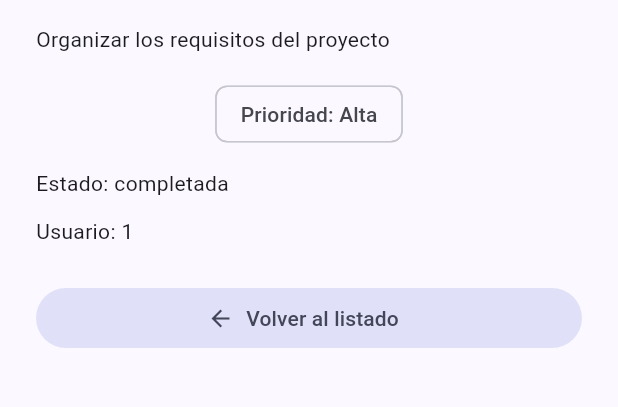
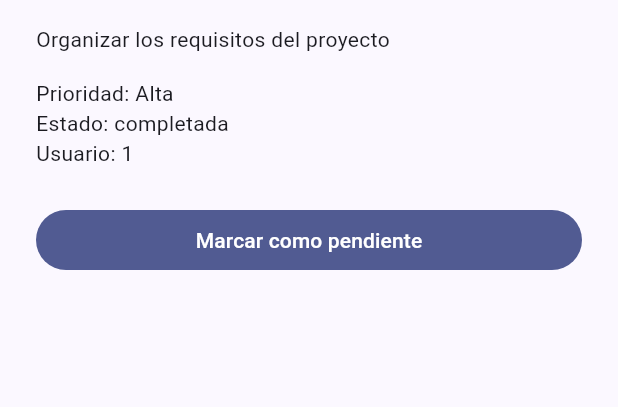
Before and after one commit to yimmileo/TaskFlow, a Flutter app: the screen it shows after launch, after a tap on "Definir las funciones de TaskFlow", on a phone screen of 412 x 824 dp, the part 168-575 px from its top. Run offline on Flutter 3.47's test engine with Material 3 defaults, Android fonts, the phone set to English and light mode, and no system bars; our stand-ins replace go_router.

Commit message:
Sesión 6 de la semana 3
Co-authored-by: Copilot <223556219+Copilot@users.noreply.github.com>

```diff
--- /dev/null
+++ b/lib/app/taskflow_app.dart
@@ -0,0 +1,34 @@
+import 'package:flutter/material.dart';
+import 'package:go_router/go_router.dart';
+
+import '../core/app_theme.dart';
+import '../features/tasks/presentation/task_detail_screen.dart';
+import '../features/tasks/presentation/task_list_screen.dart';
+
+final GoRouter appRouter = GoRouter(
+  routes: [
+    GoRoute(path: '/', builder: (context, state) => const TaskListScreen()),
+    GoRoute(
+      path: '/task/:id',
+      builder: (context, state) {
+        final id = int.tryParse(state.pathParameters['id'] ?? '');
+        return TaskDetailScreen(taskId: id);
+      },
+    ),
+  ],
+  errorBuilder: (context, state) => const TaskDetailScreen(taskId: null),
+);
+
+class TaskFlowApp extends StatelessWidget {
+  const TaskFlowApp({super.key});
+
+  @override
+  Widget build(BuildContext context) {
+    return MaterialApp.router(
+      debugShowCheckedModeBanner: false,
+      title: 'TaskFlow',
+      theme: appTheme,
+      routerConfig: appRouter,
+    );
+  }
+}
--- /dev/null
+++ b/lib/core/app_theme.dart
@@ -0,0 +1,6 @@
+import 'package:flutter/material.dart';
+
+final ThemeData appTheme = ThemeData(
+  colorScheme: ColorScheme.fromSeed(seedColor: Colors.indigo),
+  useMaterial3: true,
+);
--- /dev/null
+++ b/lib/features/tasks/data/task_repository.dart
@@ -0,0 +1,7 @@
+import '../domain/task.dart';
+
+abstract class TaskRepository {
+  List<Task> getTasks();
+
+  void save(Task task);
+}
--- /dev/null
+++ b/lib/features/tasks/presentation/task_detail_screen.dart
@@ -0,0 +1,49 @@
+import 'package:flutter/material.dart';
+import 'package:provider/provider.dart';
+
+import 'tasks_view_model.dart';
+
+class TaskDetailScreen extends StatelessWidget {
+  const TaskDetailScreen({super.key, required this.taskId});
+
+  final int? taskId;
+
+  @override
+  Widget build(BuildContext context) {
+    final task = context.watch<TasksViewModel>().findTask(taskId);
+
+    return Scaffold(
+      appBar: AppBar(title: const Text('Detalle de tarea')),
+      body: task == null
+          ? const Center(child: Text('No se encontró esta tarea.'))
+          : ListView(
+              padding: const EdgeInsets.all(24),
+              children: [
+                Text(
+                  task.title,
+                  style: Theme.of(context).textTheme.headlineSmall,
+                ),
+                const SizedBox(height: 16),
+                Text(task.description),
+                const SizedBox(height: 16),
+                Text('Prioridad: ${task.priority}'),
+                Text(
+                  task.isCompleted ? 'Estado: completada' : 'Estado: pendiente',
+                ),
+                Text('Usuario: ${task.userId}'),
+                const SizedBox(height: 24),
+                FilledButton(
+                  onPressed: () {
+                    context.read<TasksViewModel>().toggleCompleted(task.id);
+                  },
+                  child: Text(
+                    task.isCompleted
+                        ? 'Marcar como pendiente'
+                        : 'Marcar como completada',
+                  ),
+                ),
+              ],
+            ),
+    );
+  }
+}
--- /dev/null
+++ b/lib/features/tasks/presentation/task_list_screen.dart
@@ -0,0 +1,39 @@
+import 'package:flutter/material.dart';
+import 'package:go_router/go_router.dart';
+import 'package:provider/provider.dart';
+
+import 'tasks_view_model.dart';
+
+class TaskListScreen extends StatelessWidget {
+  const TaskListScreen({super.key});
+
+  @override
+  Widget build(BuildContext context) {
+    final tasks = context.watch<TasksViewModel>().tasks;
+
+    return Scaffold(
+      appBar: AppBar(title: const Text('Mis tareas')),
+      body: ListView.builder(
+        padding: const EdgeInsets.all(16),
+        itemCount: tasks.length,
+        itemBuilder: (context, index) {
+          final task = tasks[index];
+          return Card(
+            child: ListTile(
+              leading: Icon(
+                task.isCompleted
+                    ? Icons.check_circle
+                    : Icons.radio_button_unchecked,
+                color: task.isCompleted ? Colors.green : null,
+              ),
+              title: Text(task.title),
+              subtitle: Text('${task.priority} · ${task.description}'),
+              trailing: const Icon(Icons.chevron_right),
+              onTap: () => context.push('/task/${task.id}'),
+            ),
+          );
+        },
+      ),
+    );
+  }
+}
--- /dev/null
+++ b/lib/features/tasks/presentation/tasks_view_model.dart
@@ -0,0 +1,32 @@
+import 'package:flutter/foundation.dart';
+
+import '../data/task_repository.dart';
+import '../domain/task.dart';
+
+class TasksViewModel extends ChangeNotifier {
+  TasksViewModel(TaskRepository repository)
+    : _repository = repository,
+      _tasks = repository.getTasks();
+
+  final TaskRepository _repository;
+  List<Task> _tasks;
+
+  List<Task> get tasks => List.unmodifiable(_tasks);
+
+  Task? findTask(int? id) {
+    if (id == null) return null;
+    for (final task in _tasks) {
+      if (task.id == id) return task;
+    }
+    return null;
+  }
+
+  void toggleCompleted(int id) {
+    final current = findTask(id);
+    if (current == null) return;
+
+    _repository.save(current.copyWith(isCompleted: !current.isCompleted));
+    _tasks = _repository.getTasks();
+    notifyListeners();
+  }
+}
--- a/lib/main.dart
+++ b/lib/main.dart
@@ -1,197 +1,18 @@
 import 'package:flutter/material.dart';
-import 'package:go_router/go_router.dart';
+import 'package:provider/provider.dart';
 
-import 'task.dart';
+import 'app/taskflow_app.dart';
+import 'features/tasks/data/local_task_repository.dart';
+import 'features/tasks/data/task_repository.dart';
+import 'features/tasks/presentation/tasks_view_model.dart';
 
 void main() {
-  runApp(const TaskFlowApp());
+  final TaskRepository repository = LocalTaskRepository();
+
+  runApp(
+    ChangeNotifierProvider<TasksViewModel>(
+      create: (_) => TasksViewModel(repository),
+      child: const TaskFlowApp(),
+    ),
+  );
 }
-
-final appRouter = GoRouter(
-  routes: [
-    GoRoute(path: '/', builder: (context, state) => const TaskListScreen()),
-    GoRoute(
-      path: '/task/:id',
-      builder: (context, state) {
-        final taskId = int.tryParse(state.pathParameters['id'] ?? '');
-        if (taskId == null) {
-          return const TaskNotFoundScreen();
-        }
-        return TaskDetailScreen(taskId: taskId);
-      },
-    ),
-  ],
-  errorBuilder: (context, state) => const TaskNotFoundScreen(),
-);
-
-class TaskFlowApp extends StatelessWidget {
-  const TaskFlowApp({super.key});
-
-  @override
-  Widget build(BuildContext context) {
-    return MaterialApp.router(
-      debugShowCheckedModeBanner: false,
-      title: 'TaskFlow',
-      theme: ThemeData(
-        colorScheme: ColorScheme.fromSeed(seedColor: Colors.indigo),
-        useMaterial3: true,
-      ),
-      routerConfig: appRouter,
-    );
-  }
-}
-
-const demoTasks = [
-  Task(
-    id: 1,
-    title: 'Definir las funciones de TaskFlow',
-    description: 'Organizar los requisitos del proyecto',
-    priority: 'Alta',
-    isCompleted: true,
-    userId: 1,
-  ),
-  Task(
-    id: 2,
-    title: 'Diseñar la pantalla de tareas',
-    description: 'Definir la estructura visual de cada tarjeta',
-    priority: 'Alta',
-    isCompleted: false,
-    userId: 1,
-  ),
-  Task(
-    id: 3,
-    title: 'Crear el listado local',
-    description: 'Mostrar tareas con ListView.builder',
-    priority: 'Alta',
-    isCompleted: false,
-    userId: 1,
-  ),
-  Task(
-    id: 4,
-    title: 'Probar estados y desplazamiento',
-    description: 'Verificar tareas pendientes y completadas',
-    priority: 'Media',
-    isCompleted: false,
-    userId: 1,
-  ),
-  Task(
-    id: 5,
-    title: 'Preparar la evidencia del avance',
-    description: 'Capturar la lista y revisar el código',
-    priority: 'Baja',
-    isCompleted: false,
-    userId: 1,
-  ),
-];
-
-class TaskCard extends StatelessWidget {
-  const TaskCard({super.key, required this.task, this.onTap});
-
-  final Task task;
-  final VoidCallback? onTap;
-
-  @override
-  Widget build(BuildContext context) {
-    return Card(
-      child: ListTile(
-        onTap: onTap,
-        leading: Icon(
-          task.isCompleted ? Icons.check_circle : Icons.radio_button_unchecked,
-          color: task.isCompleted ? Colors.green : null,
-        ),
-        title: Text(task.title),
-        subtitle: Text('${task.priority} · ${task.description}'),
-        trailing: const Icon(Icons.chevron_right),
-      ),
-    );
-  }
-}
-
-class TaskListScreen extends StatelessWidget {
-  const TaskListScreen({super.key});
-
-  @override
-  Widget build(BuildContext context) {
-    return Scaffold(
-      appBar: AppBar(title: const Text('Mis tareas')),
-      body: ListView.builder(
-        padding: const EdgeInsets.all(16),
-        itemCount: demoTasks.length,
-        itemBuilder: (context, index) {
-          final task = demoTasks[index];
-          return TaskCard(
-            task: task,
-            onTap: () => context.push('/task/${task.id}'),
-          );
-        },
-      ),
-    );
-  }
-}
-
-class TaskDetailScreen extends StatelessWidget {
-  const TaskDetailScreen({super.key, required this.taskId});
-
-  final int taskId;
-
-  @override
-  Widget build(BuildContext context) {
-    final matchingTasks = demoTasks.where((task) => task.id == taskId);
-    if (matchingTasks.isEmpty) {
-      return const TaskNotFoundScreen();
-    }
-    final task = matchingTasks.first;
-
-    return Scaffold(
-      appBar: AppBar(title: const Text('Detalle de tarea')),
-      body: ListView(
-        padding: const EdgeInsets.all(24),
-        children: [
-          Text(task.title, style: Theme.of(context).textTheme.headlineSmall),
-          const SizedBox(height: 16),
-          Text(task.description),
-          const SizedBox(height: 16),
-          Chip(label: Text('Prioridad: ${task.priority}')),
-          const SizedBox(height: 12),
-          Text(task.isCompleted ? 'Estado: completada' : 'Estado: pendiente'),
-          const SizedBox(height: 12),
-          Text('Usuario: ${task.userId}'),
-          const SizedBox(height: 24),
-          FilledButton.tonalIcon(
-            onPressed: () => context.pop(),
-            icon: const Icon(Icons.arrow_back),
-            label: const Text('Volver al listado'),
-          ),
-        ],
-      ),
-    );
-  }
-}
-
-class TaskNotFoundScreen extends StatelessWidget {
-  const TaskNotFoundScreen({super.key});
-
-  @override
-  Widget build(BuildContext context) {
-    return Scaffold(
-      appBar: AppBar(title: const Text('Detalle de tarea')),
-      body: Center(
-        child: Padding(
-          padding: const EdgeInsets.all(24),
-          child: Column(
-            mainAxisSize: MainAxisSize.min,
-            children: [
-              const Text('No se encontró la tarea solicitada.'),
-              const SizedBox(height: 16),
-              FilledButton.tonalIcon(
-                onPressed: () => context.go('/'),
-                icon: const Icon(Icons.arrow_back),
-                label: const Text('Volver al listado'),
-              ),
-            ],
-          ),
-        ),
-      ),
-    );
-  }
-}
--- a/pubspec.yaml
+++ b/pubspec.yaml
@@ -35,6 +35,7 @@ dependencies:
   # Use with the CupertinoIcons class for iOS style icons.
   cupertino_icons: ^1.0.8
   go_router: ^18.1.3
+  provider: ^6.1.5+1
 
 dev_dependencies:
   flutter_test:
```
Also changed, not shown: lib/features/tasks/data/local_task_repository.dart (added, +59 -0 lines), lib/features/tasks/domain/task.dart (renamed from lib/task.dart, +11 -0 lines), pubspec.lock, 2 other files.
